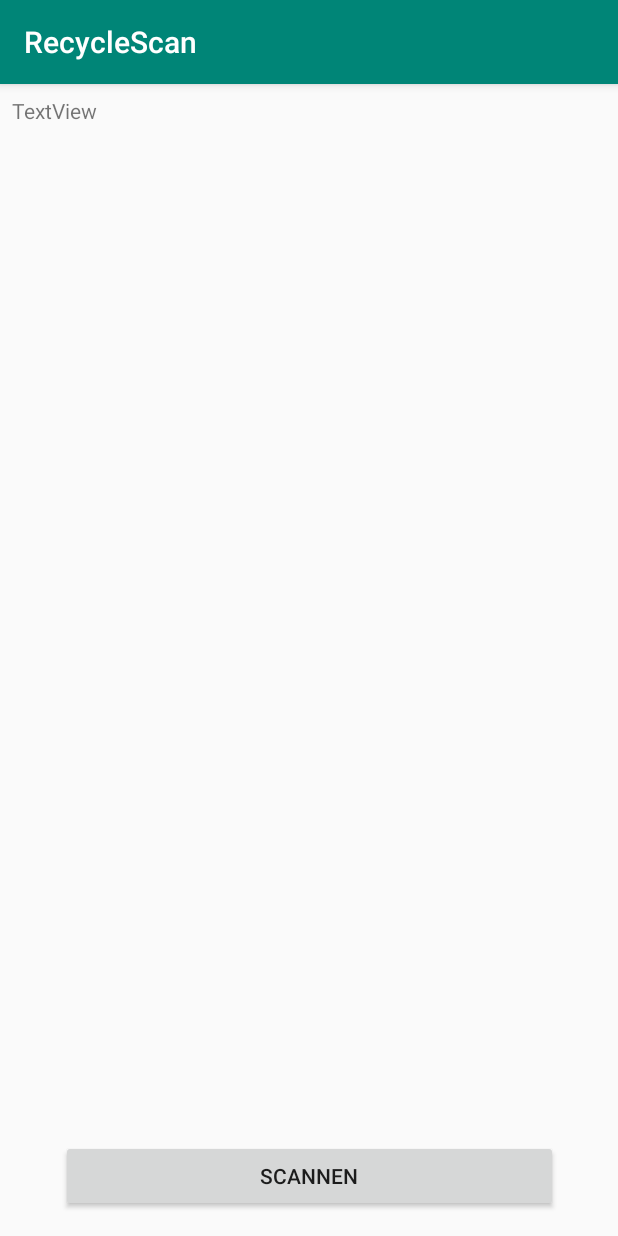
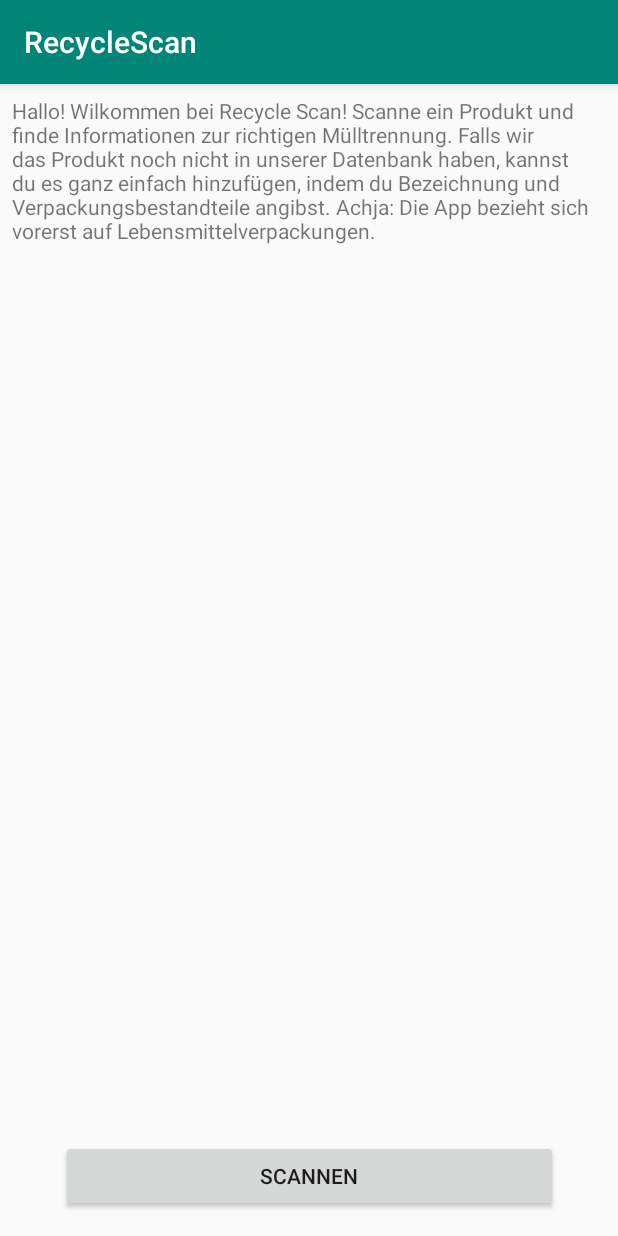
Before and after one commit to Jojoblume/RecycleScan, an Android app: the screen it shows after launch (MainActivity), on a phone screen of 412 x 824 dp. Run offline under Robolectric (Android 15) with nearby library versions, the phone set to English and light mode, and no system bars; our stand-ins replace Firebase (no records; nobody signed in at launch, a user with empty details on screens opened directly); libraries missing offline, so code that uses them is left out: com.google.zxing.integration.

Commit message:
Produktinformationen von Firestore abfragen und neues Produkt in Firestore einfügen.

```diff
--- a/RecycleScan/app/src/main/java/com/example/jojo/recyclescan/MainActivity.java
+++ b/RecycleScan/app/src/main/java/com/example/jojo/recyclescan/MainActivity.java
@@ -12,42 +12,32 @@ import android.widget.Toast;
 
 import com.google.android.gms.tasks.OnCompleteListener;
 import com.google.android.gms.tasks.Task;
+import com.google.firebase.firestore.DocumentReference;
+import com.google.firebase.firestore.DocumentSnapshot;
 import com.google.firebase.firestore.FirebaseFirestore;
+import com.google.firebase.firestore.Query;
 import com.google.firebase.firestore.QueryDocumentSnapshot;
 import com.google.firebase.firestore.QuerySnapshot;
 import com.google.zxing.integration.android.IntentIntegrator;
 import com.google.zxing.integration.android.IntentResult;
 
+import java.lang.reflect.Array;
+import java.util.ArrayList;
+
 public class MainActivity extends AppCompatActivity implements View.OnClickListener {
 
 Button scanButton;
-TextView prdouktliste;
+TextView info;
 FirebaseFirestore db = FirebaseFirestore.getInstance();
 
-private static final String TAG = "MyActivity";
+public static final String TAG = "MyActivity";
 
     @Override
     protected void onCreate(Bundle savedInstanceState) {
         super.onCreate(savedInstanceState);
         setContentView(R.layout.activity_main);
-        prdouktliste = findViewById(R.id.textView);
-        db.collection("Produkte")
-                .get()
-                .addOnCompleteListener(new OnCompleteListener<QuerySnapshot>() {
-                    @Override
-                    public void onComplete(@NonNull Task<QuerySnapshot> task) {
-                        if (task.isSuccessful()) {
-                            for (QueryDocumentSnapshot document : task.getResult()) {
-                                prdouktliste.setText(document.getId());
-                                Log.d(TAG, document.getId() + " => " + document.getData());
 
-                            }
-                        } else {
-                            Log.w(TAG, "Error getting documents.", task.getException());
-                        }
-                    }
-                });
-
+        info = findViewById(R.id.textView);
 
         scanButton = findViewById(R.id.startScan);
         scanButton.setOnClickListener(this);
@@ -61,7 +51,35 @@ private static final String TAG = "MyActivity";
                 Toast.makeText(this, "Result not found", Toast.LENGTH_SHORT).show();
             }
             else{
-                Toast.makeText(this, result.getContents()+ " Erfolg!", Toast.LENGTH_SHORT).show();
+                final String ean =result.getContents();
+                final DocumentReference docRef = db.collection("Produkte").document(ean);
+                docRef.get().addOnCompleteListener(new OnCompleteListener<DocumentSnapshot>() {
+                    @Override
+                    public void onComplete(@NonNull Task<DocumentSnapshot> task) {
+                        if (task.isSuccessful()) {
+                            DocumentSnapshot document = task.getResult();
+                            //TODO: Process anlegen! Antwort dauert bei "No such document" sehr lange... (drehender Kreis, neue Activity?)
+                            if (document.exists()) {
+                                Log.d(TAG, "DocumentSnapshot data: " + document.getData());
+                                Intent ergebnisIntent = new Intent(getApplicationContext(), Ergebnis.class);
+                                ergebnisIntent.putExtra("EAN", ean);
+                                String bezeichnung = document.get("Bezeichnung").toString();
+                                ergebnisIntent.putExtra("BEZ", bezeichnung);
+                                String bestandteile = document.get("Bestandteile").toString();
+                                ergebnisIntent.putExtra("TEIL", bestandteile);
+                                startActivity(ergebnisIntent);
+                            } else {
+                                Log.d(TAG, "No such document");
+                                Intent newProductIntent = new Intent(getApplicationContext(), NewProduct.class);
+                                newProductIntent.putExtra("EAN", ean);
+                                startActivity(newProductIntent);
+                            }
+                        } else {
+                            Log.d(TAG, "get failed with ", task.getException());
+                        }
+                    }
+                });
+
             }
         }
         else {
--- /dev/null
+++ b/RecycleScan/app/src/main/res/drawable/ic_check_white_24dp.xml
@@ -0,0 +1,5 @@
+<vector android:height="24dp" android:tint="#FFFFFF"
+    android:viewportHeight="24.0" android:viewportWidth="24.0"
+    android:width="24dp" xmlns:android="http://schemas.android.com/apk/res/android">
+    <path android:fillColor="#FF000000" android:pathData="M9,16.17L4.83,12l-1.42,1.41L9,19 21,7l-1.41,-1.41z"/>
+</vector>
--- a/RecycleScan/app/src/main/res/layout/activity_main.xml
+++ b/RecycleScan/app/src/main/res/layout/activity_main.xml
@@ -23,12 +23,15 @@
 
     <TextView
         android:id="@+id/textView"
-        android:layout_width="wrap_content"
+        android:layout_width="0dp"
         android:layout_height="wrap_content"
         android:layout_marginStart="8dp"
         android:layout_marginLeft="8dp"
         android:layout_marginTop="8dp"
-        android:text="TextView"
+        android:layout_marginEnd="8dp"
+        android:layout_marginRight="8dp"
+        android:text="Hallo! Wilkommen bei Recycle Scan! Scanne ein Produkt und finde Informationen zur richtigen Mülltrennung. Falls wir das Produkt noch nicht in unserer Datenbank haben, kannst du es ganz einfach hinzufügen, indem du Bezeichnung und Verpackungsbestandteile angibst. Achja: Die App bezieht sich vorerst auf Lebensmittelverpackungen. "
+        app:layout_constraintEnd_toEndOf="parent"
         app:layout_constraintStart_toStartOf="parent"
         app:layout_constraintTop_toTopOf="parent" />
 </android.support.constraint.ConstraintLayout>
```
Also changed, not shown: RecycleScan/app/src/main/AndroidManifest.xml (+6 -4 lines), RecycleScan/app/src/main/java/com/example/jojo/recyclescan/Ergebnis.java (added, +35 -0 lines), RecycleScan/app/src/main/java/com/example/jojo/recyclescan/NewProduct.java (added, +78 -0 lines), RecycleScan/app/src/main/res/layout/activity_ergebnis.xml (added, +42 -0 lines), RecycleScan/app/src/main/res/layout/activity_new_product.xml (added, +133 -0 lines), RecycleScan/app/build.gradle (line endings or trailing spaces), 1 other file.
